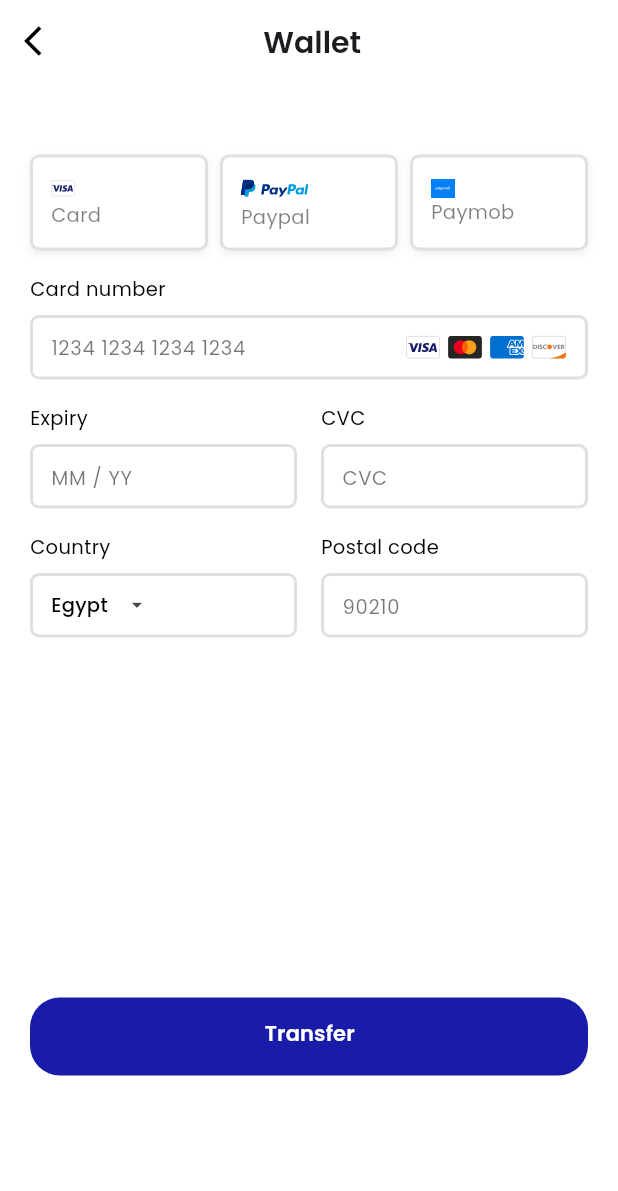
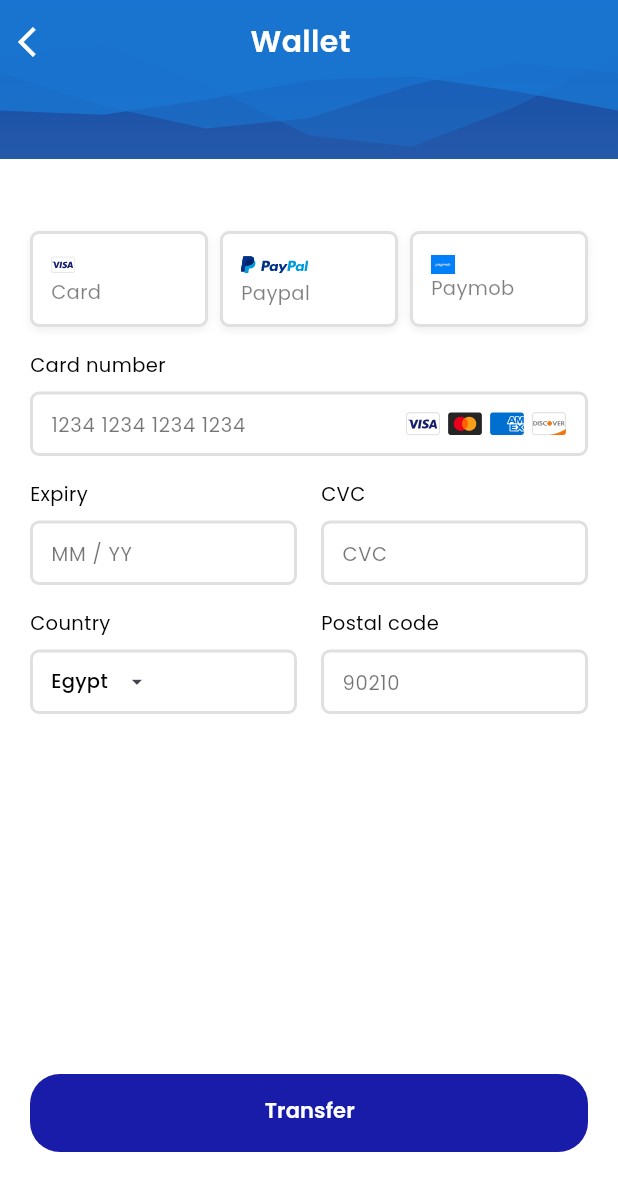
Before and after one commit to OmarAliSiad/smartSystemForSchools, a Flutter app: the PaymentView screen opened directly, on a phone screen of 412 x 824 dp. Shown: the top 1191 px of the screen. Run offline on Flutter 3.47's test engine with Material 3 defaults, Android fonts, the phone set to English and light mode, and no system bars; our stand-ins replace animate_do, awesome_dialog, bloc, country_picker, dio, easy_localization and 9 more; missing offline and left inert: flutter_inappwebview, flutter_paypal_checkout, flutter_stripe; accounts and stored records are empty.

Commit message:
payment_view

```diff
--- a/lib/features/payment/presentation/views/payment_view.dart
+++ b/lib/features/payment/presentation/views/payment_view.dart
@@ -7,6 +7,7 @@ import 'package:flutter_bloc/flutter_bloc.dart';
 import 'package:flutter_paypal_checkout/flutter_paypal_checkout.dart';
 import 'package:flutter_svg/flutter_svg.dart';
 import 'package:smartsystemforschools/core/methods/show_scaffold_messanger.dart';
+import 'package:smartsystemforschools/core/utils/animated_app_bar.dart';
 import 'package:smartsystemforschools/core/utils/api_keys.dart';
 import 'package:smartsystemforschools/core/utils/custom_button.dart';
 import 'package:smartsystemforschools/features/payment/presentation/manager/cubit/payment_cubit.dart';
@@ -14,7 +15,6 @@ import 'package:smartsystemforschools/features/settings_view/presentation/manage
 import 'package:smartsystemforschools/generated/locale_keys.g.dart';
 import '../../../../core/utils/app_styles.dart';
 import '../../../../core/utils/assets.dart';
-import '../../../../core/utils/custom_app_bar.dart';
 import '../../data/models/payment_intent_model/payment_intent_input_model.dart';
 import '../widgets/payment_option.dart';
 
@@ -56,8 +56,10 @@ class _PaymentViewState extends State<PaymentView> {
   @override
   Widget build(BuildContext context) {
     return Scaffold(
-      appBar: CustomAppBar(
-        ThereIsicon: false,
+      appBar: AnimatedCustomAppBar(
+        waveColor: Colors.blue.shade700,
+        backgroundColor: Colors.blue.shade900,
+        thereIsIcon: false,
         title: LocaleKeys.wallet_wallet.tr(),
         textStyle: AppStyles.styleSemiBold20(),
       ),
@@ -479,7 +481,9 @@ class _PaymentViewState extends State<PaymentView> {
                   BlocBuilder<PaymentCubit, PaymentState>(
                     builder: (context, state) {
                       return BounceInDown(
-                        child: CustomButton(
+                        child: Column(
+                          children: [
+                            CustomButton(
                               isLoading: state is PaymentLoading ? true : false,
                               padding: const EdgeInsetsDirectional.only(
                                 start: 124,
@@ -514,10 +518,10 @@ class _PaymentViewState extends State<PaymentView> {
                                       builder: (BuildContext context) =>
                                           PaypalCheckout(
                                         sandboxMode: true,
-                                    clientId:
-                                        ApiKeys.paypalClientId, //"CLIENT_ID",
-                                    secretKey:
-                                        ApiKeys.paypalSecretKey, //"SECRET_KEY",
+                                        clientId: ApiKeys
+                                            .paypalClientId, //"CLIENT_ID",
+                                        secretKey: ApiKeys
+                                            .paypalSecretKey, //"SECRET_KEY",
                                         returnURL: "success.snippetcoder.com",
                                         cancelURL: "cancel.snippetcoder.com",
                                         transactions: const [
@@ -574,7 +578,8 @@ class _PaymentViewState extends State<PaymentView> {
                                           log('cancelled:');
                                           dispalySnackBar(
                                             context,
-                                        title: 'Payment canceled by the user.',
+                                            title:
+                                                'Payment canceled by the user.',
                                             titleActionButton: 'ok',
                                             color: Colors.orange,
                                           );
@@ -589,8 +594,13 @@ class _PaymentViewState extends State<PaymentView> {
                                 }
                               },
                             ),
+                          ],
+                        ),
                       );
                     },
+                  ),
+                  const SizedBox(
+                    height: 20,
                   ),
                 ],
               ),
```
Lines whose indentation alone changed are shown as unchanged.
